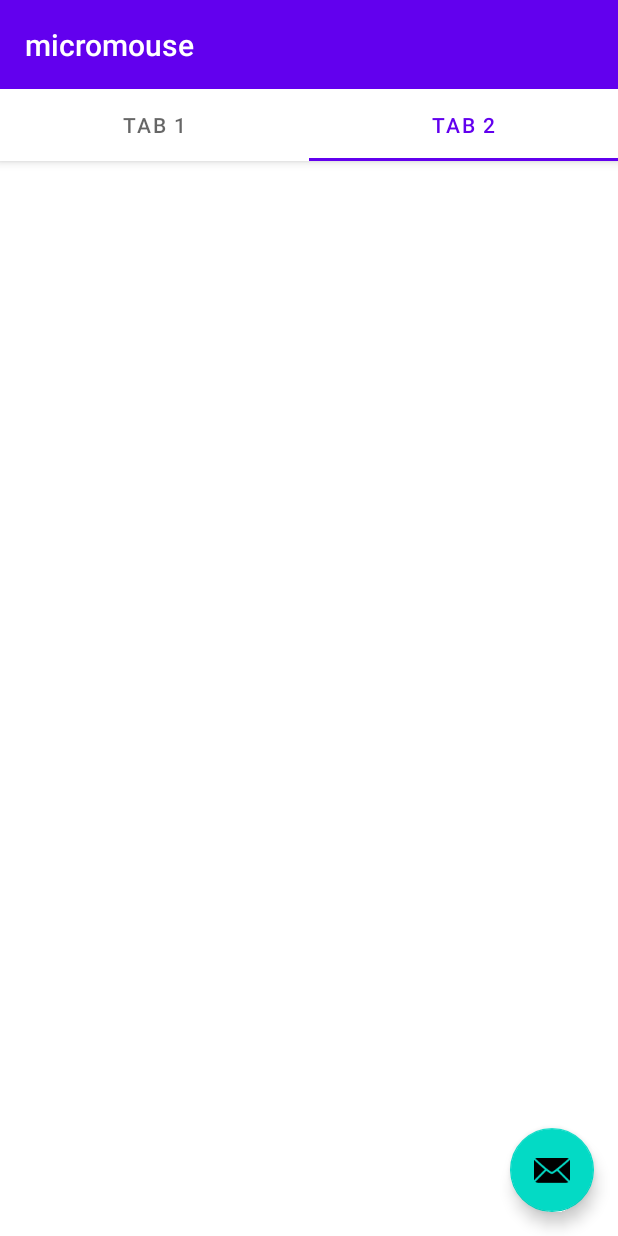
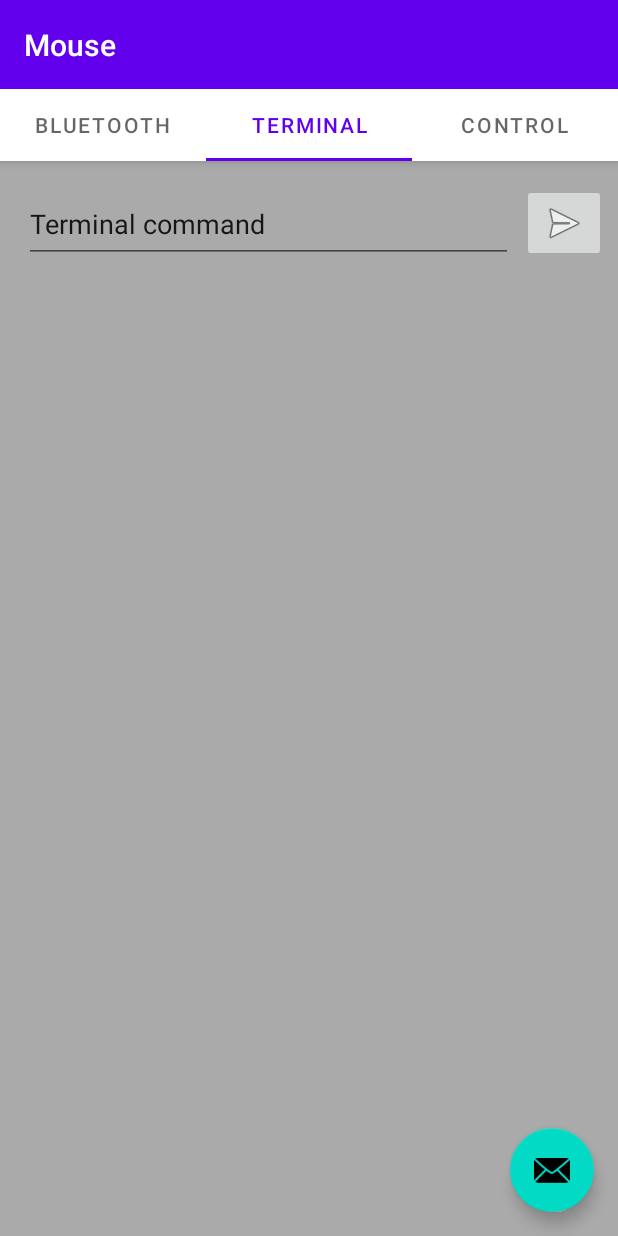
Before and after one commit to lime7git/micromouse, an Android app: the screen it shows after launch (MainActivity), tab 2 chosen, on a phone screen of 412 x 824 dp. Run offline under Robolectric (Android 15) with nearby library versions, the phone set to English and light mode, and no system bars.

Commit message:
Android app update

```diff
--- /dev/null
+++ b/micromouse-android-app/app/src/main/java/com/example/mouse/BluetoothFragment.java
@@ -0,0 +1,64 @@
+package com.example.mouse;
+
+import android.os.Bundle;
+
+import androidx.fragment.app.Fragment;
+
+import android.view.LayoutInflater;
+import android.view.View;
+import android.view.ViewGroup;
+
+/**
+ * A simple {@link Fragment} subclass.
+ * Use the {@link BluetoothFragment#newInstance} factory method to
+ * create an instance of this fragment.
+ */
+public class BluetoothFragment extends Fragment {
+
+    // TODO: Rename parameter arguments, choose names that match
+    // the fragment initialization parameters, e.g. ARG_ITEM_NUMBER
+    private static final String ARG_PARAM1 = "param1";
+    private static final String ARG_PARAM2 = "param2";
+
+    // TODO: Rename and change types of parameters
+    private String mParam1;
+    private String mParam2;
+
+    public BluetoothFragment() {
+        // Required empty public constructor
+    }
+
+    /**
+     * Use this factory method to create a new instance of
+     * this fragment using the provided parameters.
+     *
+     * @param param1 Parameter 1.
+     * @param param2 Parameter 2.
+     * @return A new instance of fragment BluetoothFragment.
+     */
+    // TODO: Rename and change types and number of parameters
+    public static BluetoothFragment newInstance(String param1, String param2) {
+        BluetoothFragment fragment = new BluetoothFragment();
+        Bundle args = new Bundle();
+        args.putString(ARG_PARAM1, param1);
+        args.putString(ARG_PARAM2, param2);
+        fragment.setArguments(args);
+        return fragment;
+    }
+
+    @Override
+    public void onCreate(Bundle savedInstanceState) {
+        super.onCreate(savedInstanceState);
+        if (getArguments() != null) {
+            mParam1 = getArguments().getString(ARG_PARAM1);
+            mParam2 = getArguments().getString(ARG_PARAM2);
+        }
+    }
+
+    @Override
+    public View onCreateView(LayoutInflater inflater, ViewGroup container,
+                             Bundle savedInstanceState) {
+        // Inflate the layout for this fragment
+        return inflater.inflate(R.layout.fragment_bluetooth, container, false);
+    }
+}
--- /dev/null
+++ b/micromouse-android-app/app/src/main/java/com/example/mouse/ControlFragment.java
@@ -0,0 +1,64 @@
+package com.example.mouse;
+
+import android.os.Bundle;
+
+import androidx.fragment.app.Fragment;
+
+import android.view.LayoutInflater;
+import android.view.View;
+import android.view.ViewGroup;
+
+/**
+ * A simple {@link Fragment} subclass.
+ * Use the {@link ControlFragment#newInstance} factory method to
+ * create an instance of this fragment.
+ */
+public class ControlFragment extends Fragment {
+
+    // TODO: Rename parameter arguments, choose names that match
+    // the fragment initialization parameters, e.g. ARG_ITEM_NUMBER
+    private static final String ARG_PARAM1 = "param1";
+    private static final String ARG_PARAM2 = "param2";
+
+    // TODO: Rename and change types of parameters
+    private String mParam1;
+    private String mParam2;
+
+    public ControlFragment() {
+        // Required empty public constructor
+    }
+
+    /**
+     * Use this factory method to create a new instance of
+     * this fragment using the provided parameters.
+     *
+     * @param param1 Parameter 1.
+     * @param param2 Parameter 2.
+     * @return A new instance of fragment ControlFragment.
+     */
+    // TODO: Rename and change types and number of parameters
+    public static ControlFragment newInstance(String param1, String param2) {
+        ControlFragment fragment = new ControlFragment();
+        Bundle args = new Bundle();
+        args.putString(ARG_PARAM1, param1);
+        args.putString(ARG_PARAM2, param2);
+        fragment.setArguments(args);
+        return fragment;
+    }
+
+    @Override
+    public void onCreate(Bundle savedInstanceState) {
+        super.onCreate(savedInstanceState);
+        if (getArguments() != null) {
+            mParam1 = getArguments().getString(ARG_PARAM1);
+            mParam2 = getArguments().getString(ARG_PARAM2);
+        }
+    }
+
+    @Override
+    public View onCreateView(LayoutInflater inflater, ViewGroup container,
+                             Bundle savedInstanceState) {
+        // Inflate the layout for this fragment
+        return inflater.inflate(R.layout.fragment_control, container, false);
+    }
+}
--- a/micromouse-android-app/app/src/main/java/com/example/micromouse/MainActivity.java
+++ b/micromouse-android-app/app/src/main/java/com/example/mouse/MainActivity.java
@@ -1,4 +1,4 @@
-package com.example.micromouse;
+package com.example.mouse;
 
 import android.os.Bundle;
 
@@ -13,8 +13,8 @@ import android.view.Menu;
 import android.view.MenuItem;
 import android.view.View;
 
-import com.example.micromouse.ui.main.SectionsPagerAdapter;
-import com.example.micromouse.databinding.ActivityMainBinding;
+import com.example.mouse.ui.main.SectionsPagerAdapter;
+import com.example.mouse.databinding.ActivityMainBinding;
 
 public class MainActivity extends AppCompatActivity {
 
--- /dev/null
+++ b/micromouse-android-app/app/src/main/java/com/example/mouse/TerminalFragment.java
@@ -0,0 +1,64 @@
+package com.example.mouse;
+
+import android.os.Bundle;
+
+import androidx.fragment.app.Fragment;
+
+import android.view.LayoutInflater;
+import android.view.View;
+import android.view.ViewGroup;
+
+/**
+ * A simple {@link Fragment} subclass.
+ * Use the {@link TerminalFragment#newInstance} factory method to
+ * create an instance of this fragment.
+ */
+public class TerminalFragment extends Fragment {
+
+    // TODO: Rename parameter arguments, choose names that match
+    // the fragment initialization parameters, e.g. ARG_ITEM_NUMBER
+    private static final String ARG_PARAM1 = "param1";
+    private static final String ARG_PARAM2 = "param2";
+
+    // TODO: Rename and change types of parameters
+    private String mParam1;
+    private String mParam2;
+
+    public TerminalFragment() {
+        // Required empty public constructor
+    }
+
+    /**
+     * Use this factory method to create a new instance of
+     * this fragment using the provided parameters.
+     *
+     * @param param1 Parameter 1.
+     * @param param2 Parameter 2.
+     * @return A new instance of fragment TerminalFragment.
+     */
+    // TODO: Rename and change types and number of parameters
+    public static TerminalFragment newInstance(String param1, String param2) {
+        TerminalFragment fragment = new TerminalFragment();
+        Bundle args = new Bundle();
+        args.putString(ARG_PARAM1, param1);
+        args.putString(ARG_PARAM2, param2);
+        fragment.setArguments(args);
+        return fragment;
+    }
+
+    @Override
+    public void onCreate(Bundle savedInstanceState) {
+        super.onCreate(savedInstanceState);
+        if (getArguments() != null) {
+            mParam1 = getArguments().getString(ARG_PARAM1);
+            mParam2 = getArguments().getString(ARG_PARAM2);
+        }
+    }
+
+    @Override
+    public View onCreateView(LayoutInflater inflater, ViewGroup container,
+                             Bundle savedInstanceState) {
+        // Inflate the layout for this fragment
+        return inflater.inflate(R.layout.fragment_terminal, container, false);
+    }
+}
--- a/micromouse-android-app/app/src/main/java/com/example/micromouse/ui/main/PageViewModel.java
+++ b/micromouse-android-app/app/src/main/java/com/example/mouse/ui/main/PageViewModel.java
@@ -1,4 +1,4 @@
-package com.example.micromouse.ui.main;
+package com.example.mouse.ui.main;
 
 import androidx.arch.core.util.Function;
 import androidx.lifecycle.LiveData;
--- a/micromouse-android-app/app/src/main/java/com/example/micromouse/ui/main/PlaceholderFragment.java
+++ b/micromouse-android-app/app/src/main/java/com/example/mouse/ui/main/PlaceholderFragment.java
@@ -1,4 +1,4 @@
-package com.example.micromouse.ui.main;
+package com.example.mouse.ui.main;
 
 import android.os.Bundle;
 import android.view.LayoutInflater;
@@ -12,8 +12,8 @@ import androidx.fragment.app.Fragment;
 import androidx.lifecycle.Observer;
 import androidx.lifecycle.ViewModelProvider;
 
-import com.example.micromouse.R;
-import com.example.micromouse.databinding.FragmentMainBinding;
+import com.example.mouse.R;
+import com.example.mouse.databinding.FragmentMainBinding;
 
 /**
  * A placeholder fragment containing a simple view.
--- a/micromouse-android-app/app/src/main/java/com/example/micromouse/ui/main/SectionsPagerAdapter.java
+++ b/micromouse-android-app/app/src/main/java/com/example/mouse/ui/main/SectionsPagerAdapter.java
@@ -1,4 +1,4 @@
-package com.example.micromouse.ui.main;
+package com.example.mouse.ui.main;
 
 import android.content.Context;
 
@@ -8,7 +8,10 @@ import androidx.fragment.app.Fragment;
 import androidx.fragment.app.FragmentManager;
 import androidx.fragment.app.FragmentPagerAdapter;
 
-import com.example.micromouse.R;
+import com.example.mouse.BluetoothFragment;
+import com.example.mouse.ControlFragment;
+import com.example.mouse.R;
+import com.example.mouse.TerminalFragment;
 
 /**
  * A [FragmentPagerAdapter] that returns a fragment corresponding to
@@ -17,7 +20,7 @@ import com.example.micromouse.R;
 public class SectionsPagerAdapter extends FragmentPagerAdapter {
 
     @StringRes
-    private static final int[] TAB_TITLES = new int[]{R.string.tab_text_1, R.string.tab_text_2};
+    private static final int[] TAB_TITLES = new int[]{R.string.tab_text_1, R.string.tab_text_2, R.string.tab_text_3};
     private final Context mContext;
 
     public SectionsPagerAdapter(Context context, FragmentManager fm) {
@@ -27,9 +30,21 @@ public class SectionsPagerAdapter extends FragmentPagerAdapter {
 
     @Override
     public Fragment getItem(int position) {
-        // getItem is called to instantiate the fragment for the given page.
-        // Return a PlaceholderFragment (defined as a static inner class below).
-        return PlaceholderFragment.newInstance(position + 1);
+        Fragment fragment = null;
+
+        switch (position)
+        {
+            case 0:
+                fragment = BluetoothFragment.newInstance("dummy", "dummy");
+                break;
+            case 1:
+                fragment = TerminalFragment.newInstance("dummy", "dummy");
+                break;
+            case 2:
+                fragment = ControlFragment.newInstance("dummy", "dummy");
+                break;
+        }
+        return fragment;
     }
 
     @Nullable
@@ -40,7 +55,7 @@ public class SectionsPagerAdapter extends FragmentPagerAdapter {
 
     @Override
     public int getCount() {
-        // Show 2 total pages.
-        return 2;
+        // Show 3 total pages.
+        return 3;
     }
 }
--- a/micromouse-android-app/app/src/main/res/layout/activity_main.xml
+++ b/micromouse-android-app/app/src/main/res/layout/activity_main.xml
@@ -9,7 +9,7 @@
     <com.google.android.material.appbar.AppBarLayout
         android:layout_width="match_parent"
         android:layout_height="wrap_content"
-        android:theme="@style/Theme.Micromouse.AppBarOverlay">
+        android:theme="@style/Theme.Mouse.AppBarOverlay">
 
         <TextView
             android:id="@+id/title"
--- /dev/null
+++ b/micromouse-android-app/app/src/main/res/layout/fragment_terminal.xml
@@ -0,0 +1,46 @@
+<?xml version="1.0" encoding="utf-8"?>
+<androidx.constraintlayout.widget.ConstraintLayout xmlns:android="http://schemas.android.com/apk/res/android"
+    xmlns:app="http://schemas.android.com/apk/res-auto"
+    xmlns:tools="http://schemas.android.com/tools"
+    android:id="@+id/frameLayout2"
+    android:layout_width="match_parent"
+    android:layout_height="match_parent"
+    android:background="@android:color/darker_gray"
+    android:backgroundTint="@android:color/darker_gray"
+    tools:context=".TerminalFragment">
+
+    <EditText
+        android:id="@+id/editTextTextPersonName"
+        android:layout_width="326dp"
+        android:layout_height="52dp"
+        android:layout_marginStart="16dp"
+        android:layout_marginTop="16dp"
+        android:ems="10"
+        android:inputType="textPersonName"
+        android:text="Terminal command"
+        app:layout_constraintStart_toStartOf="parent"
+        app:layout_constraintTop_toTopOf="parent" />
+
+    <ImageButton
+        android:id="@+id/imageButton"
+        android:layout_width="wrap_content"
+        android:layout_height="wrap_content"
+        android:layout_marginStart="5dp"
+        android:layout_marginTop="15dp"
+        android:layout_marginEnd="8dp"
+        android:src="@android:drawable/ic_menu_send"
+        app:layout_constraintEnd_toEndOf="parent"
+        app:layout_constraintStart_toEndOf="@+id/editTextTextPersonName"
+        app:layout_constraintTop_toTopOf="parent" />
+
+    <TextView
+        android:id="@+id/textView2"
+        android:layout_width="390dp"
+        android:layout_height="543dp"
+        android:layout_marginStart="12dp"
+        android:layout_marginEnd="12dp"
+        android:layout_marginBottom="12dp"
+        app:layout_constraintBottom_toBottomOf="parent"
+        app:layout_constraintEnd_toEndOf="parent"
+        app:layout_constraintStart_toStartOf="parent" />
+</androidx.constraintlayout.widget.ConstraintLayout>
--- a/micromouse-android-app/app/src/main/res/values-night/themes.xml
+++ b/micromouse-android-app/app/src/main/res/values-night/themes.xml
@@ -1,6 +1,6 @@
 <resources xmlns:tools="http://schemas.android.com/tools">
     <!-- Base application theme. -->
-    <style name="Theme.Micromouse" parent="Theme.MaterialComponents.DayNight.DarkActionBar">
+    <style name="Theme.Mouse" parent="Theme.MaterialComponents.DayNight.DarkActionBar">
         <!-- Primary brand color. -->
         <item name="colorPrimary">@color/purple_200</item>
         <item name="colorPrimaryVariant">@color/purple_700</item>
--- a/micromouse-android-app/app/src/main/res/values/strings.xml
+++ b/micromouse-android-app/app/src/main/res/values/strings.xml
@@ -1,5 +1,8 @@
 <resources>
-    <string name="app_name">micromouse</string>
-    <string name="tab_text_1">Tab 1</string>
-    <string name="tab_text_2">Tab 2</string>
+    <string name="app_name">Mouse</string>
+    <string name="tab_text_1">Bluetooth</string>
+    <string name="tab_text_2">Terminal</string>
+    <string name="tab_text_3">Control</string>
+
+
 </resources>
--- a/micromouse-android-app/app/src/main/res/values/themes.xml
+++ b/micromouse-android-app/app/src/main/res/values/themes.xml
@@ -1,6 +1,6 @@
 <resources xmlns:tools="http://schemas.android.com/tools">
     <!-- Base application theme. -->
-    <style name="Theme.Micromouse" parent="Theme.MaterialComponents.DayNight.DarkActionBar">
+    <style name="Theme.Mouse" parent="Theme.MaterialComponents.DayNight.DarkActionBar">
         <!-- Primary brand color. -->
         <item name="colorPrimary">@color/purple_500</item>
         <item name="colorPrimaryVariant">@color/purple_700</item>
@@ -14,12 +14,12 @@
         <!-- Customize your theme here. -->
     </style>
 
-    <style name="Theme.Micromouse.NoActionBar">
+    <style name="Theme.Mouse.NoActionBar">
         <item name="windowActionBar">false</item>
         <item name="windowNoTitle">true</item>
     </style>
 
-    <style name="Theme.Micromouse.AppBarOverlay" parent="ThemeOverlay.AppCompat.Dark.ActionBar" />
+    <style name="Theme.Mouse.AppBarOverlay" parent="ThemeOverlay.AppCompat.Dark.ActionBar" />
 
-    <style name="Theme.Micromouse.PopupOverlay" parent="ThemeOverlay.AppCompat.Light" />
+    <style name="Theme.Mouse.PopupOverlay" parent="ThemeOverlay.AppCompat.Light" />
 </resources>
--- a/micromouse-android-app/settings.gradle
+++ b/micromouse-android-app/settings.gradle
@@ -6,5 +6,5 @@ dependencyResolutionManagement {
         jcenter() // Warning: this repository is going to shut down soon
     }
 }
-rootProject.name = "micromouse"
+rootProject.name = "Mouse"
 include ':app'
```
Also changed, not shown: micromouse-android-app/app/build.gradle (+7 -6 lines), micromouse-android-app/app/src/main/AndroidManifest.xml (+3 -5 lines), micromouse-android-app/app/src/main/res/layout/fragment_bluetooth.xml (added, +41 -0 lines), micromouse-android-app/app/src/main/res/layout/fragment_control.xml (added, +71 -0 lines), micromouse-android-app/gradle/wrapper/gradle-wrapper.properties, 4 other files.
